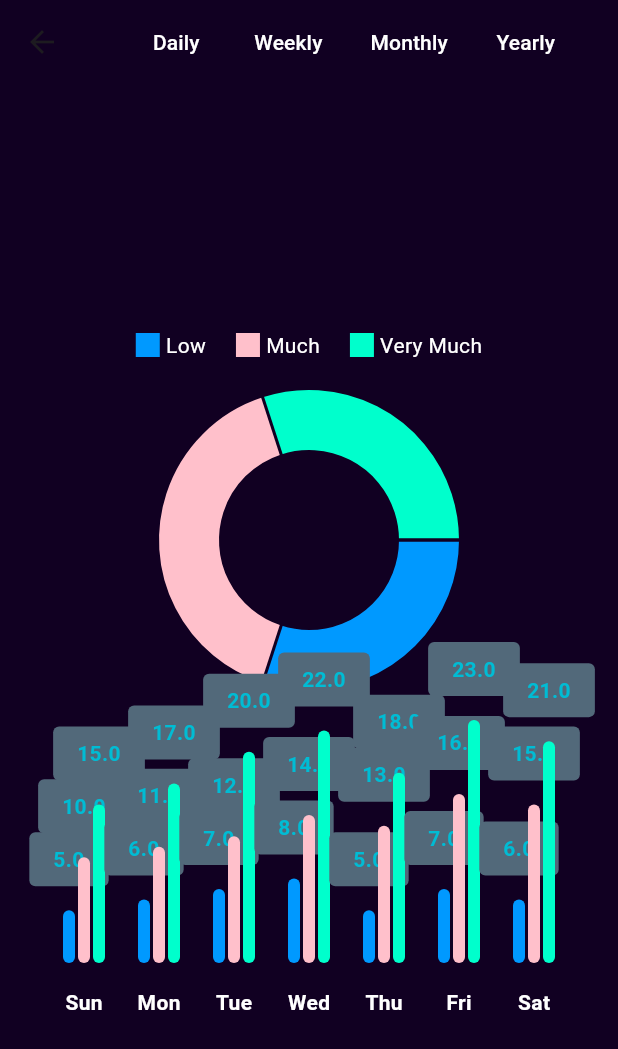
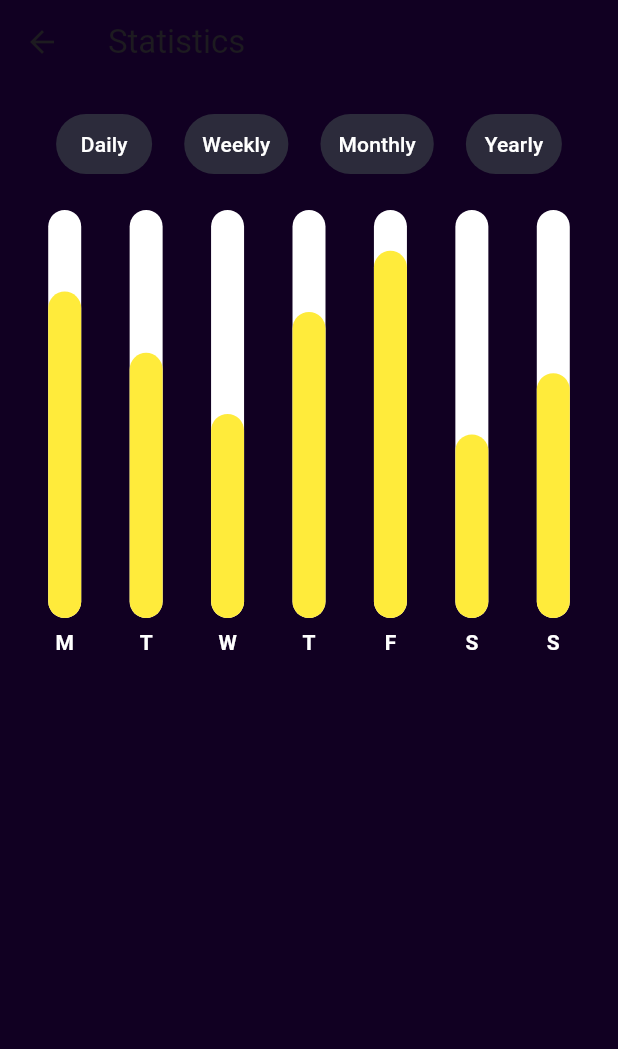
Before and after one commit to Programmingmonth/ToDoApps, a Flutter app: the StatisticsScreen screen opened by its route, on a phone screen of 412 x 824 dp. Shown: the top 1049 px of the screen. Run offline on Flutter 3.47's test engine with Material 3 defaults, Android fonts, the phone set to English and light mode, and no system bars; drawn by our look-alikes of fl_chart.

Commit message:
Initial commit

```diff
--- a/timetracker/lib/screens/statistics_screen.dart
+++ b/timetracker/lib/screens/statistics_screen.dart
@@ -1,184 +1,288 @@
 import 'package:fl_chart/fl_chart.dart';
 import 'package:flutter/material.dart';
 
-class StatisticsScreen extends StatefulWidget {
-  @override
-  _StatisticsScreenState createState() => _StatisticsScreenState();
-}
-
-class _StatisticsScreenState extends State<StatisticsScreen> {
+class StatisticsScreen extends StatelessWidget {
   @override
   Widget build(BuildContext context) {
     return Scaffold(
+      appBar: AppBar(
+        title: Text('Statistics'),
+        backgroundColor: Colors.transparent,
+        elevation: 0,
+      ),
       backgroundColor: Color(0xFF110022),
-      appBar: AppBar(
-        backgroundColor: Color(0xFF110022),
-        elevation: 0,
-        centerTitle: true,
-        title: Row(
-          mainAxisAlignment: MainAxisAlignment.center,
+      body: Padding(
+        padding: const EdgeInsets.all(16.0),
+        child: Column(
+          crossAxisAlignment: CrossAxisAlignment.stretch,
           children: [
-            _buildPeriodButton('Daily'),
-            _buildPeriodButton('Weekly'),
-            _buildPeriodButton('Monthly'),
-            _buildPeriodButton('Yearly'),
+            // Top Buttons
+            Row(
+              mainAxisAlignment: MainAxisAlignment.spaceEvenly,
+              children: [
+                TextButton(
+                  onPressed: () {},
+                  child: Text('Daily', style: TextStyle(color: Colors.white)),
+                  style: TextButton.styleFrom(
+                    backgroundColor: Color(0xFF2C2B3B),
+                    shape: RoundedRectangleBorder(
+                      borderRadius: BorderRadius.circular(20),
+                    ),
+                  ),
+                ),
+                TextButton(
+                  onPressed: () {},
+                  child: Text('Weekly', style: TextStyle(color: Colors.white)),
+                  style: TextButton.styleFrom(
+                    backgroundColor: Color(0xFF2C2B3B),
+                    shape: RoundedRectangleBorder(
+                      borderRadius: BorderRadius.circular(20),
+                    ),
+                  ),
+                ),
+                TextButton(
+                  onPressed: () {},
+                  child: Text('Monthly', style: TextStyle(color: Colors.white)),
+                  style: TextButton.styleFrom(
+                    backgroundColor: Color(0xFF2C2B3B),
+                    shape: RoundedRectangleBorder(
+                      borderRadius: BorderRadius.circular(20),
+                    ),
+                  ),
+                ),
+                TextButton(
+                  onPressed: () {},
+                  child: Text('Yearly', style: TextStyle(color: Colors.white)),
+                  style: TextButton.styleFrom(
+                    backgroundColor: Color(0xFF2C2B3B),
+                    shape: RoundedRectangleBorder(
+                      borderRadius: BorderRadius.circular(20),
+                    ),
+                  ),
+                ),
               ],
             ),
+            SizedBox(height: 20),
+            // Bar Chart
+            Container(
+              height: 300,  // Specify the height you want here
+              child: BarChart(
+                BarChartData(
+                  alignment: BarChartAlignment.spaceAround,
+                  maxY: 10,
+                  barTouchData: BarTouchData(
+                    touchTooltipData: BarTouchTooltipData(
+                      tooltipBgColor: Colors.grey,
+                      getTooltipItem: (group, groupIndex, rod, rodIndex) {
+                        String weekDay;
+                        switch (group.x.toInt()) {
+                          case 0:
+                            weekDay = 'Monday';
+                            break;
+                          case 1:
+                            weekDay = 'Tuesday';
+                            break;
+                          case 2:
+                            weekDay = 'Wednesday';
+                            break;
+                          case 3:
+                            weekDay = 'Thursday';
+                            break;
+                          case 4:
+                            weekDay = 'Friday';
+                            break;
+                          case 5:
+                            weekDay = 'Saturday';
+                            break;
+                          case 6:
+                            weekDay = 'Sunday';
+                            break;
+                          default:
+                            throw Error();
+                        }
+                        return BarTooltipItem(
+                          weekDay + '\n',
+                          TextStyle(
+                            color: Colors.yellow,
+                            fontWeight: FontWeight.bold,
                           ),
-      body: Column(
-        mainAxisAlignment: MainAxisAlignment.center,
-        children: [
-          SizedBox(height: 20),
-          _buildLegend(),
-          SizedBox(height: 20),
-          _buildPieChart(),
-          SizedBox(height: 20),
-          _buildBarChart(),
-        ],
-      ),
-    );
-  }
-
-  Widget _buildPeriodButton(String text) {
-    return Padding(
-      padding: const EdgeInsets.symmetric(horizontal: 4.0),
-      child: TextButton(
-        onPressed: () {},
-        child: Text(
-          text,
-          style: TextStyle(color: Colors.white),
+                          children: <TextSpan>[
+                            TextSpan(
+                              text: (rod.y).toString(),
+                              style: TextStyle(
+                                color: Colors.yellow,
+                                fontWeight: FontWeight.w500,
+                                fontSize: 16,
                               ),
                             ),
-    );
-  }
-
-  Widget _buildLegend() {
-    return Row(
-      mainAxisAlignment: MainAxisAlignment.center,
-      children: [
-        _buildLegendItem(Color(0xFF0099FF), 'Low'),
-        _buildLegendItem(Color(0xFFFFC0CB), 'Much'),
-        _buildLegendItem(Color(0xFF00FFCC), 'Very Much'),
                           ],
                         );
-  }
-
-  Widget _buildLegendItem(Color color, String text) {
-    return Padding(
-      padding: const EdgeInsets.symmetric(horizontal: 10.0),
-      child: Row(
-        children: [
-          Container(
-            width: 16,
-            height: 16,
-            color: color,
+                      },
                     ),
-          SizedBox(width: 4),
-          Text(text, style: TextStyle(color: Colors.white)),
-        ],
+                    touchCallback: (FlTouchEvent event, barTouchResponse) {},
                   ),
-    );
-  }
-
-  Widget _buildPieChart() {
-    return Container(
-      height: 200,
-      child: PieChart(
-        PieChartData(
-          sections: [
-            PieChartSectionData(
-              color: Color(0xFF0099FF),
-              value: 30,
-              title: '',
-            ),
-            PieChartSectionData(
-              color: Color(0xFFFFC0CB),
-              value: 40,
-              title: '',
-            ),
-            PieChartSectionData(
-              color: Color(0xFF00FFCC),
-              value: 30,
-              title: '',
-            ),
-          ],
-          borderData: FlBorderData(show: false),
-        ),
-      ),
-    );
-  }
-
-  Widget _buildBarChart() {
-    return Container(
-      height: 200,
-      padding: const EdgeInsets.symmetric(horizontal: 20.0),
-      child: BarChart(
-        BarChartData(
-          barGroups: [
-            _buildBarGroup(0, 5, 10, 15),
-            _buildBarGroup(1, 6, 11, 17),
-            _buildBarGroup(2, 7, 12, 20),
-            _buildBarGroup(3, 8, 14, 22),
-            _buildBarGroup(4, 5, 13, 18),
-            _buildBarGroup(5, 7, 16, 23),
-            _buildBarGroup(6, 6, 15, 21),
-          ],
-          borderData: FlBorderData(show: false),
                   titlesData: FlTitlesData(
+                    show: true,
                     bottomTitles: SideTitles(
                       showTitles: true,
+                      getTitles: (double value) {
+                        switch (value.toInt()) {
+                          case 0:
+                            return 'M';
+                          case 1:
+                            return 'T';
+                          case 2:
+                            return 'W';
+                          case 3:
+                            return 'T';
+                          case 4:
+                            return 'F';
+                          case 5:
+                            return 'S';
+                          case 6:
+                            return 'S';
+                          default:
+                            return '';
+                        }
+                      },
                       getTextStyles: (context, value) => const TextStyle(
                         color: Colors.white,
                         fontWeight: FontWeight.bold,
                         fontSize: 14,
                       ),
-              margin: 16,
-              getTitles: (double value) {
-                switch (value.toInt()) {
-                  case 0:
-                    return 'Sun';
-                  case 1:
-                    return 'Mon';
-                  case 2:
-                    return 'Tue';
-                  case 3:
-                    return 'Wed';
-                  case 4:
-                    return 'Thu';
-                  case 5:
-                    return 'Fri';
-                  case 6:
-                    return 'Sat';
-                  default:
-                    return '';
-                }
-              },
                     ),
-            leftTitles: SideTitles(showTitles: false),
+                    leftTitles: SideTitles(
+                      showTitles: false,
                     ),
+                    topTitles: SideTitles(
+                      showTitles: false,
+                    ),
+                    rightTitles: SideTitles(
+                      showTitles: false,
+                    ),
+                  ),
+                  borderData: FlBorderData(
+                    show: false,
+                  ),
+                  barGroups: [
+                    BarChartGroupData(
+                      x: 0,
+                      barRods: [
+                        BarChartRodData(
+                          y: 8,
+                          colors: [Colors.yellow],
+                          width: 22,
+                          backDrawRodData: BackgroundBarChartRodData(
+                            show: true,
+                            y: 10,
+                            colors: [Colors.white],
+                          ),
+                        ),
+                      ],
+                    ),
+                    BarChartGroupData(
+                      x: 1,
+                      barRods: [
+                        BarChartRodData(
+                          y: 6.5,
+                          colors: [Colors.yellow],
+                          width: 22,
+                          backDrawRodData: BackgroundBarChartRodData(
+                            show: true,
+                            y: 10,
+                            colors: [Colors.white],
+                          ),
+                        ),
+                      ],
+                    ),
+                    BarChartGroupData(
+                      x: 2,
+                      barRods: [
+                        BarChartRodData(
+                          y: 5,
+                          colors: [Colors.yellow],
+                          width: 22,
+                          backDrawRodData: BackgroundBarChartRodData(
+                            show: true,
+                            y: 10,
+                            colors: [Colors.white],
+                          ),
+                        ),
+                      ],
+                    ),
+                    BarChartGroupData(
+                      x: 3,
+                      barRods: [
+                        BarChartRodData(
+                          y: 7.5,
+                          colors: [Colors.yellow],
+                          width: 22,
+                          backDrawRodData: BackgroundBarChartRodData(
+                            show: true,
+                            y: 10,
+                            colors: [Colors.white],
+                          ),
+                        ),
+                      ],
+                    ),
+                    BarChartGroupData(
+                      x: 4,
+                      barRods: [
+                        BarChartRodData(
+                          y: 9,
+                          colors: [Colors.yellow],
+                          width: 22,
+                          backDrawRodData: BackgroundBarChartRodData(
+                            show: true,
+                            y: 10,
+                            colors: [Colors.white],
+                          ),
+                        ),
+                      ],
+                    ),
+                    BarChartGroupData(
+                      x: 5,
+                      barRods: [
+                        BarChartRodData(
+                          y: 4.5,
+                          colors: [Colors.yellow],
+                          width: 22,
+                          backDrawRodData: BackgroundBarChartRodData(
+                            show: true,
+                            y: 10,
+                            colors: [Colors.white],
+                          ),
+                        ),
+                      ],
+                    ),
+                    BarChartGroupData(
+                      x: 6,
+                      barRods: [
+                        BarChartRodData(
+                          y: 6,
+                          colors: [Colors.yellow],
+                          width: 22,
+                          backDrawRodData: BackgroundBarChartRodData(
+                            show: true,
+                            y: 10,
+                            colors: [Colors.white],
+                          ),
+                        ),
+                      ],
+                    ),
+                  ],
+                ),
+              ),
+            ),
+          ],
         ),
       ),
     );
   }
+}
 
-  BarChartGroupData _buildBarGroup(int x, double y1, double y2, double y3) {
-    return BarChartGroupData(
-      x: x,
-      barRods: [
-        BarChartRodData(
-          y: y1,
-          colors: [Color(0xFF0099FF)],
-        ),
-        BarChartRodData(
-          y: y2,
-          colors: [Color(0xFFFFC0CB)],
-        ),
-        BarChartRodData(
-          y: y3,
-          colors: [Color(0xFF00FFCC)],
-        ),
-      ],
-      showingTooltipIndicators: [0, 1, 2],
-    );
+void main() {
+  runApp(MaterialApp(
+    home: StatisticsScreen(),
+  ));
 }
-}
```
Lines whose indentation alone changed are shown as unchanged.
